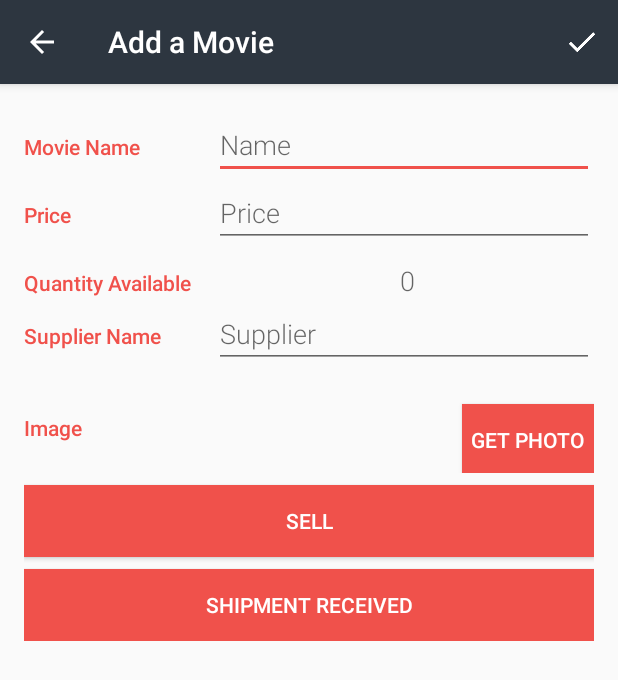
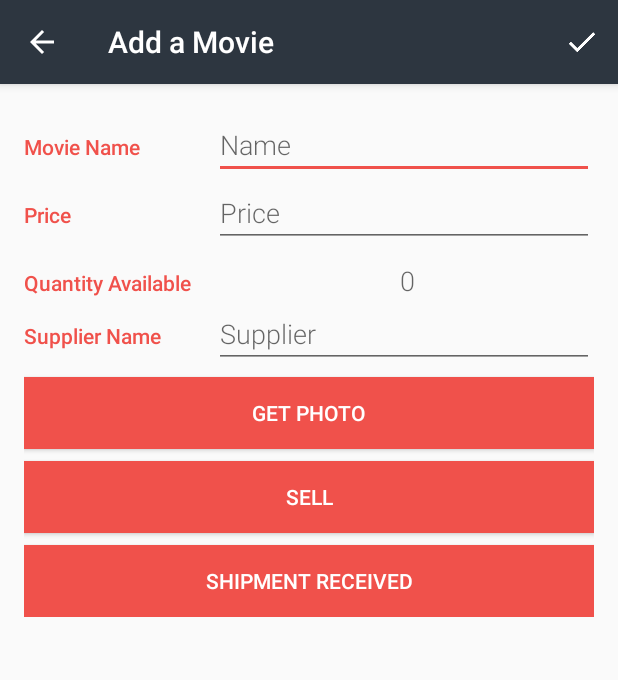
Before and after one commit to mark-azer/InventoryApp, an Android app: the EditorActivity screen opened directly, with no data from a screen before it, on a phone screen of 412 x 824 dp. Shown: the top 680 px of the screen. Run offline under Robolectric (Android 15) with nearby library versions, the phone set to English and light mode, and no system bars.

Commit message:
Improve UI for EditorActivity image

```diff
--- a/app/src/main/res/layout/activity_editor.xml
+++ b/app/src/main/res/layout/activity_editor.xml
@@ -6,6 +6,18 @@
     android:layout_width="match_parent"
     android:layout_height="match_parent"
     tools:context=".EditorActivity">
+
+    <LinearLayout
+        android:layout_width="match_parent"
+        android:layout_height="match_parent"
+        android:orientation="vertical">
+
+        <ImageView
+            android:id="@+id/image"
+            android:layout_width="fill_parent"
+            android:layout_height="wrap_content"
+            android:adjustViewBounds="true"
+            android:scaleType="fitCenter"/>
 
         <LinearLayout
             android:layout_width="match_parent"
@@ -105,32 +117,12 @@
 
             </LinearLayout>
 
-        <!-- Image category -->
-        <LinearLayout
-            android:layout_width="match_parent"
-            android:layout_height="wrap_content"
-            android:orientation="horizontal"
-            android:layout_marginTop="16dp">
-
-            <!-- Label -->
-            <TextView
-                android:text="@string/category_image"
-                style="@style/CategoryStyle" />
-
-            <ImageView
-                android:id="@+id/image"
-                android:layout_width="56dp"
-                android:layout_height="56dp"
-                android:layout_marginRight="36dp"/>
-
             <Button
                 android:id="@+id/button_get_photo"
-                android:layout_width="wrap_content"
+                android:layout_width="match_parent"
                 android:layout_height="wrap_content"
                 android:text="@string/button_get_photo"
                 style="@style/ButtonStyle"/>
-
-        </LinearLayout>
 
             <Button
                 android:layout_width="match_parent"
@@ -148,4 +140,6 @@
 
         </LinearLayout>
 
+    </LinearLayout>
+
 </ScrollView>
```
Lines whose indentation alone changed are shown as unchanged.
